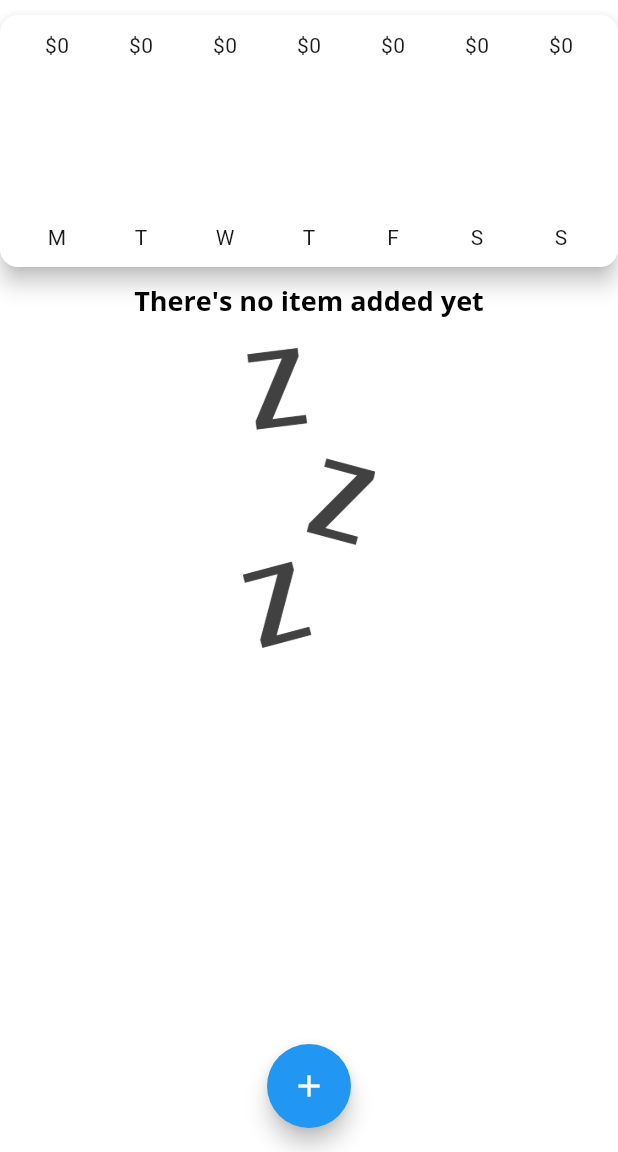
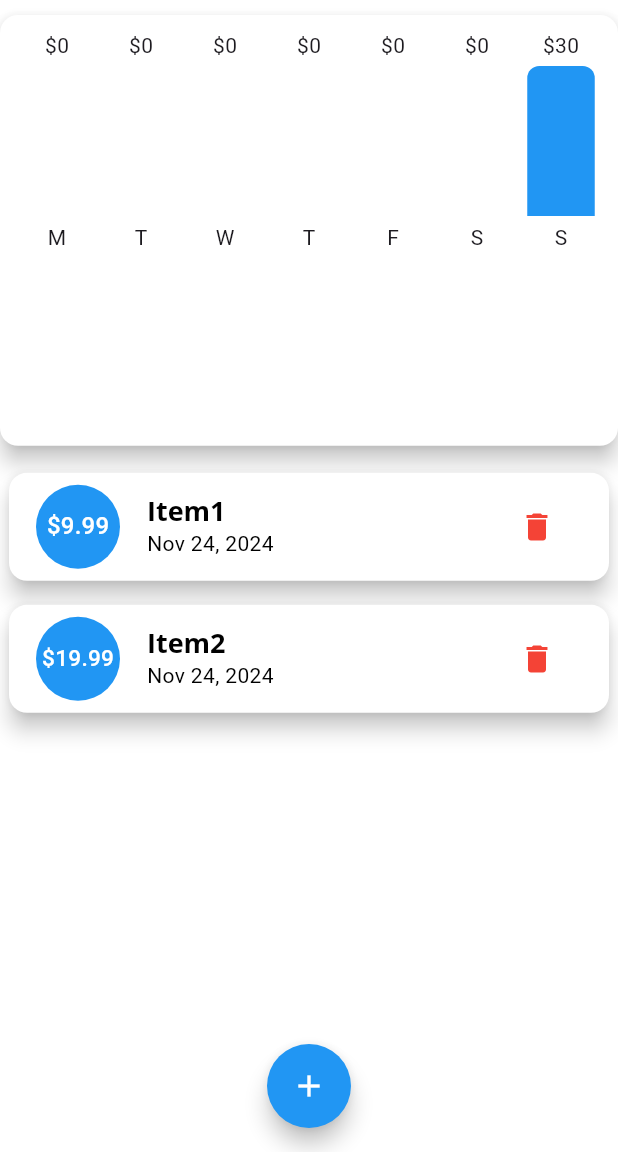
Before and after one commit to Trykea/Personal_expense_app, a Flutter app: the screen it shows after launch, on a phone screen of 412 x 824 dp, the part 84-1236 px from its top. Run offline on Flutter 3.47's test engine with Material 3 defaults, Android fonts, the light colour scheme and no system bars.

Commit message:
adjust widget size to the the whole screen without having any scroll

```diff
--- a/lib/main.dart
+++ b/lib/main.dart
@@ -57,8 +57,8 @@ class MyHomePage extends StatefulWidget {
 
 class _MyHomePageState extends State<MyHomePage> {
   final List<Transaction> _userTransactions = [
-    // Transaction(id: '1', title: 'Item1', amount: 9.99, date: DateTime.now()),
-    // Transaction(id: '2', title: 'Item2', amount: 19.99, date: DateTime.now()),
+    Transaction(id: '1', title: 'Item1', amount: 9.99, date: DateTime.now()),
+    Transaction(id: '2', title: 'Item2', amount: 19.99, date: DateTime.now()),
   ];
 
   List<Transaction> get _recentTransactions {
@@ -71,7 +71,8 @@ class _MyHomePageState extends State<MyHomePage> {
     }).toList();
   }
 
-  void _addNewTransaction(String addTitle, double addAmount, DateTime chosenDate) {
+  void _addNewTransaction(
+      String addTitle, double addAmount, DateTime chosenDate) {
     final newTx = Transaction(
         title: addTitle,
         amount: addAmount,
@@ -82,12 +83,13 @@ class _MyHomePageState extends State<MyHomePage> {
       _userTransactions.add(newTx);
     });
   }
-  void _deleteTransaction(String id){
+
+  void _deleteTransaction(String id) {
     setState(() {
       _userTransactions.removeWhere((tx) => tx.id == id);
     });
+  }
 
-  }
   void _openNewTransactionModal(BuildContext ctx) {
     showModalBottomSheet(
         context: ctx,
@@ -98,8 +100,7 @@ class _MyHomePageState extends State<MyHomePage> {
 
   @override
   Widget build(BuildContext context) {
-    return Scaffold(
-      appBar: AppBar(
+    final appBar = AppBar(
       backgroundColor: Theme.of(context).colorScheme.primary,
       title: Text(
         'Personal Expenses',
@@ -112,13 +113,19 @@ class _MyHomePageState extends State<MyHomePage> {
           color: Colors.white,
         )
       ],
-      ),
+    );
+    return Scaffold(
+      appBar: appBar,
       body: SingleChildScrollView(
         child: Column(
           crossAxisAlignment: CrossAxisAlignment.stretch,
           children: [
-            Chart(_recentTransactions),
-            TransactionList(_userTransactions, _deleteTransaction),
+            Container(
+              height: (MediaQuery.of(context).size.height - appBar.preferredSize.height - MediaQuery.of(context).padding.top) * 0.4,
+                child: Chart(_recentTransactions)),
+            Container(
+                height: (MediaQuery.of(context).size.height - appBar.preferredSize.height - MediaQuery.of(context).padding.top) * 0.6,
+                child: TransactionList(_userTransactions, _deleteTransaction)),
           ],
         ),
       ),
--- a/lib/widgets/transaction_list.dart
+++ b/lib/widgets/transaction_list.dart
@@ -11,9 +11,7 @@ class TransactionList extends StatelessWidget {
 
   @override
   Widget build(BuildContext context) {
-    return Container(
-      height: 620,
-      child: transactions.isEmpty
+    return transactions.isEmpty
           ? Column(
               children: [
                 Text(
@@ -57,7 +55,6 @@ class TransactionList extends StatelessWidget {
                 );
               },
               itemCount: transactions.length,
-            ),
     );
   }
 }
```
Also changed, not shown: lib/widgets/chart.dart (indentation only). Lines whose indentation alone changed are shown as unchanged.
